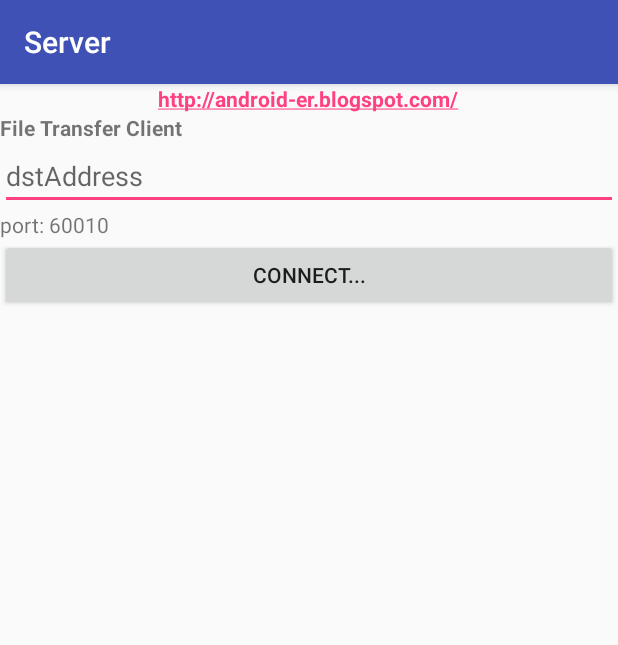
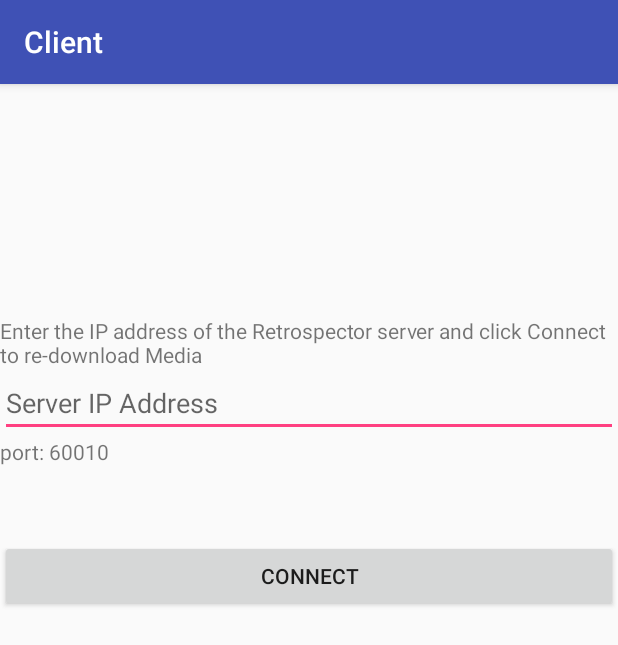
Before and after one commit to NonlinearFruit/flotsam, an Android app: the ServerActivity screen opened directly, with no data from a screen before it, on a phone screen of 412 x 824 dp. Shown: the top 645 px of the screen. Run offline under Robolectric (Android 15) with nearby library versions, the phone set to English and light mode, and no system bars.

Commit message:
cosmetic changes

```diff
--- a/Retrospector-Android/app/src/main/AndroidManifest.xml
+++ b/Retrospector-Android/app/src/main/AndroidManifest.xml
@@ -23,7 +23,7 @@
         <activity android:name=".review.ReviewActivity"
             android:label="Review"></activity>
         <activity android:name=".server.ServerActivity"
-            android:label="Server"></activity>
+            android:label="Client"></activity>
     </application>
 
 </manifest>
--- a/Retrospector-Android/app/src/main/res/layout/activity_server.xml
+++ b/Retrospector-Android/app/src/main/res/layout/activity_server.xml
@@ -4,37 +4,41 @@
     android:layout_width="match_parent"
     android:layout_height="match_parent"
     android:orientation="vertical"
-    tools:context="com.nonlinear.fruit.retrospector.server.ServerActivity" >
+    tools:context="com.nonlinear.fruit.retrospector.server.ServerActivity"
+    android:weightSum="1">
+
+    <Space
+        android:layout_width="match_parent"
+        android:layout_height="wrap_content"
+        android:layout_weight="0.25" />
 
     <TextView
+        android:id="@+id/textView"
         android:layout_width="wrap_content"
         android:layout_height="wrap_content"
-        android:layout_gravity="center_horizontal"
-        android:autoLink="web"
-        android:text="http://android-er.blogspot.com/"
-        android:textStyle="bold" />
-
-    <TextView
-        android:layout_width="match_parent"
-        android:layout_height="wrap_content"
-        android:text="File Transfer Client"
-        android:textStyle="bold" />
+        android:text="Enter the IP address of the Retrospector server and click Connect to re-download Media" />
 
     <EditText
         android:id="@+id/address"
         android:layout_width="match_parent"
         android:layout_height="wrap_content"
-        android:hint="dstAddress" />
+        android:hint="Server IP Address" />
 
     <TextView
         android:id="@+id/port"
         android:layout_width="match_parent"
-        android:layout_height="wrap_content" />
+        android:layout_height="wrap_content"
+        android:text="port: ???" />
+
+    <Space
+        android:layout_width="match_parent"
+        android:layout_height="wrap_content"
+        android:layout_weight="0.08" />
 
     <Button
         android:id="@+id/connect"
         android:layout_width="match_parent"
         android:layout_height="wrap_content"
-        android:text="Connect..." />
+        android:text="Connect" />
 
 </LinearLayout>
```
Also changed, not shown: Retrospector-Android/app/src/main/java/com/nonlinear/fruit/retrospector/search/SearchActivity.java (+24 -25 lines), Retrospector-Android/app/src/main/res/layout/activity_search.xml (+0 -12 lines), Retrospector-Android/app/src/main/res/menu/menu_search.xml (added, +14 -0 lines), 5 other files.
